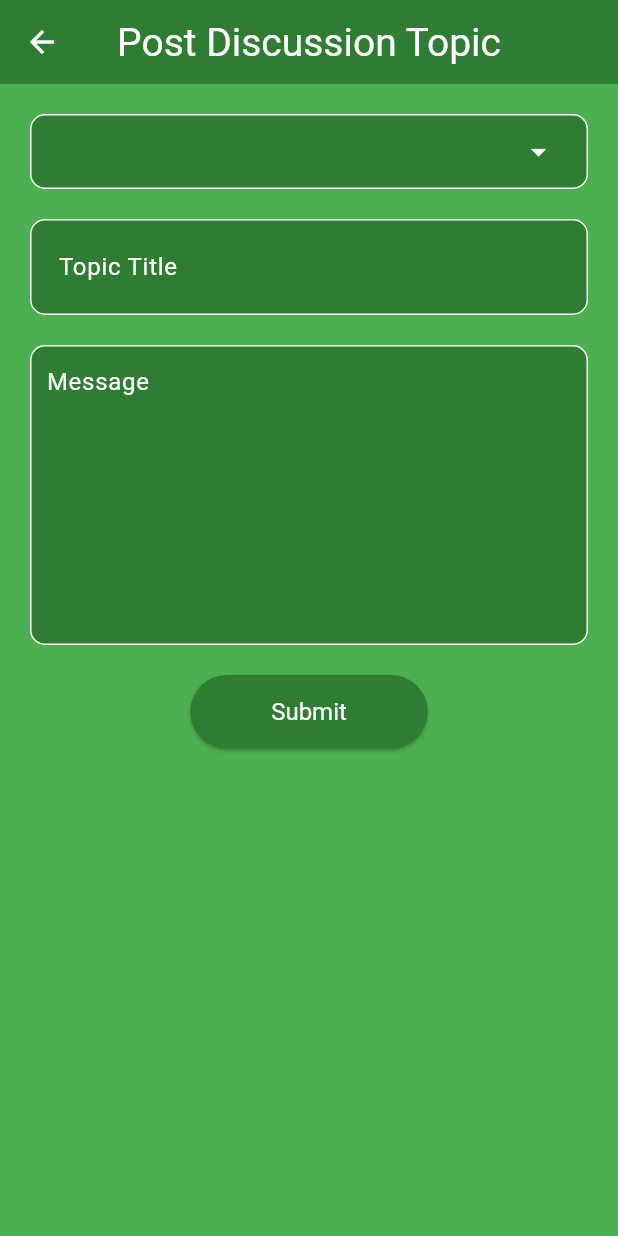
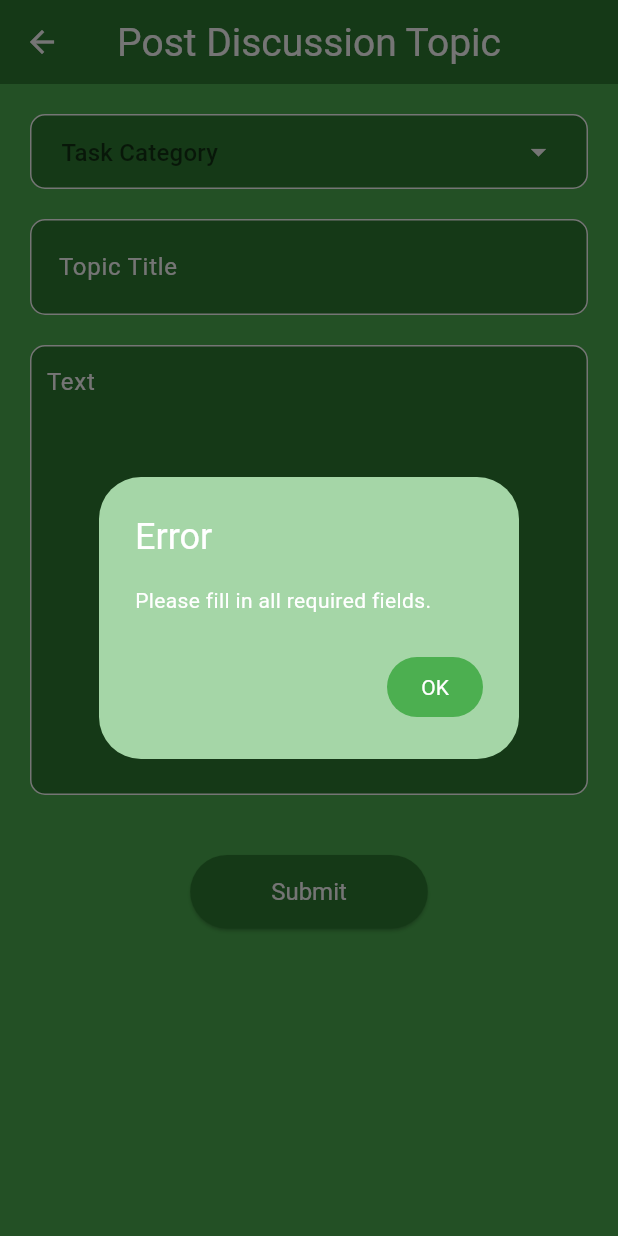
Before and after one commit to fc891/TaskLocal, a Flutter app: the PostDiscussionTopic screen opened directly, after a tap on "Submit", on a phone screen of 412 x 824 dp. Run offline on Flutter 3.47's test engine with Material 3 defaults, Android fonts, the phone set to English and light mode, and no system bars; our stand-ins replace cloud_firestore, date_picker_timeline, file_picker, firebase_auth, firebase_core, firebase_storage and 10 more; missing offline and left inert: dart:ffi, mongo_dart, video_thumbnail; accounts and stored records are empty.

Commit message:
added controllers and button functionality
connect to the database to store the inputs

```diff
--- a/lib/screens/discussion_board/post_discussion_topic.dart
+++ b/lib/screens/discussion_board/post_discussion_topic.dart
@@ -10,7 +10,90 @@ class PostDiscussionTopic extends StatefulWidget {
 }
 
 class _PostDiscussionTopicState extends State<PostDiscussionTopic> {
+  final FirebaseFirestore _firestore = FirebaseFirestore.instance;
+  final FirebaseAuth _auth = FirebaseAuth.instance;
   String? _selectedCategory;
+  final topicTitleController = TextEditingController();
+  final textController = TextEditingController();
+
+  // when user presses the submit button, stores all the inputs of the user to the db
+  void _submitPost() async {
+    // provide some dialog when user hasn't enter any info
+    BuildContext? dialogContext;
+    try {
+      // store user's input into the variables
+      String topicTitle = topicTitleController.text;
+      String text = textController.text;
+
+      // access the tasker's document
+      final taskerDoc = _firestore.collection('Tasker Discussion Board').doc(_auth.currentUser!.email);
+      // create dummy values so document is actually created and stored in db
+      taskerDoc.set({'dummy': 'dummy'});
+      // for public knowledge, go to the tasker's collection of posted discussion
+      final postedTopicDoc = taskerDoc.collection('Posted Topics').doc('${_auth.currentUser!.email}_${DateTime.now().toString()}');
+      // for individual purposes
+      final postedTopicDoc2 = _firestore.collection('Taskers').doc(_auth.currentUser!.email).collection('Posted Topics').doc('${_auth.currentUser!.email}_${DateTime.now().toString()}');
+
+      // Check if all required fields are filled in
+      if (_selectedCategory != null && topicTitle.isNotEmpty && text.isNotEmpty) {
+        // store all info in the Task Categories collection
+        await postedTopicDoc.set({
+          'task category': _selectedCategory,
+          'topic title': topicTitle,
+          'text': text,
+        });
+        await postedTopicDoc2.set({
+          'location of posted topic': '${_auth.currentUser!.email}_${DateTime.now().toString()}',
+          'task category': _selectedCategory,
+          'topic title': topicTitle,
+        });
+        // Remove the user's input after submitting
+        topicTitleController.clear();
+        textController.clear();
+        setState(() {
+          _selectedCategory = null;
+        });
+      } else {
+        // Show an error message requiring user to fill in the fields
+        showDialog(
+          context: dialogContext ?? context,
+          builder: (context) => AlertDialog(
+            title: Text('Error'),
+            content: Text('Please fill in all required fields.'),
+            actions: [
+              TextButton(
+                onPressed: () => Navigator.of(context).pop(),
+                child: Text('OK'),
+              ),
+            ],
+          ),
+        );
+      }
+    } catch(error) {
+      // Any error that occurs while inputting info is displayed in a dialog box to the user
+      showDialog(
+        context: dialogContext ?? context,
+        builder: (context) => AlertDialog(
+          title: Text('Error'),
+          content: Text('There was an error when inputting info: $error'),
+          actions: [
+            TextButton(
+              onPressed: () => Navigator.of(context).pop(),
+              child: Text('OK'),
+            ),
+          ],
+        ),
+      );
+    }
+  }
+
+  // prevents memory leaks
+  @override
+  void dispose() {
+    topicTitleController.dispose();
+    textController.dispose();
+    super.dispose();
+  }
 
   @override
   Widget build(BuildContext context) {
@@ -21,6 +104,7 @@ class _PostDiscussionTopicState extends State<PostDiscussionTopic> {
         title: Text("Post Discussion Topic"),
         centerTitle: true,
       ),
+      resizeToAvoidBottomInset: false,
       body: Column(
         children: [
           SizedBox(height: 20),
@@ -37,9 +121,12 @@ class _PostDiscussionTopicState extends State<PostDiscussionTopic> {
               child: Padding(
                 padding: const EdgeInsets.symmetric(horizontal: 20.0),
                 child: DropdownButtonFormField<String>(
+                  menuMaxHeight: 350,
                   icon: Icon(Icons.arrow_drop_down, color: Colors.white,),
                   decoration: InputDecoration(
                     border: InputBorder.none,
+                    hintText: 'Task Category',
+                    hintStyle: TextStyle(color: Theme.of(context).colorScheme.secondary),
                   ),
                   value: _selectedCategory,
                   dropdownColor: Theme.of(context).colorScheme.tertiary,
@@ -61,6 +148,12 @@ class _PostDiscussionTopicState extends State<PostDiscussionTopic> {
                     'Photography Projects',
                     'Art Installations',
                     'Tech Innovations',
+                    'Gardening Projects'
+                    'Music Productions',
+                    'Fitness Training',
+                    'Organization',
+                    'Wall Repair',
+                    'Smart Home Intallation'
                   ].map<DropdownMenuItem<String>>((String value) {
                     return DropdownMenuItem<String>(
                       value: value,
@@ -75,7 +168,7 @@ class _PostDiscussionTopicState extends State<PostDiscussionTopic> {
           Padding(
             padding: const EdgeInsets.symmetric(horizontal: 20.0),
             child: TextField(
-              // controller: locationController,
+              controller: topicTitleController,
               decoration: InputDecoration(
                 contentPadding: EdgeInsets.symmetric(horizontal: 15, vertical: 20),
                 hintText: 'Topic Title',
@@ -97,7 +190,7 @@ class _PostDiscussionTopicState extends State<PostDiscussionTopic> {
           Padding(
             padding: const EdgeInsets.symmetric(horizontal: 20.0),
             child: Container(
-              height: 200,
+              height: 300,
               decoration: BoxDecoration(
                 color: Theme.of(context).colorScheme.tertiary,
                 borderRadius: BorderRadius.circular(10),
@@ -107,10 +200,11 @@ class _PostDiscussionTopicState extends State<PostDiscussionTopic> {
                 ),
               ),
               child: TextField(
+                controller: textController,
                 maxLines: null,
                 keyboardType: TextInputType.multiline,
                 decoration: InputDecoration(
-                  hintText: 'Message',
+                  hintText: 'Text',
                   hintStyle: TextStyle(color: Theme.of(context).colorScheme.secondary),
                   border: InputBorder.none,
                   contentPadding: EdgeInsets.all(10),
@@ -118,15 +212,15 @@ class _PostDiscussionTopicState extends State<PostDiscussionTopic> {
               ),
             ),
           ),
-          SizedBox(height: 20),
+          SizedBox(height: 40),
           ElevatedButton(
-            onPressed: () {},
+            onPressed: _submitPost,
             style: ElevatedButton.styleFrom(
               backgroundColor: Theme.of(context).colorScheme.tertiary,
             ),
             child: Padding(
               padding: const EdgeInsets.symmetric(horizontal: 30.0, vertical: 15),
-              child: Text("Submit", style: TextStyle(color: Colors.white, fontSize: 16)),
+              child: Text("Submit"),
             ),
           ),
         ],
```
